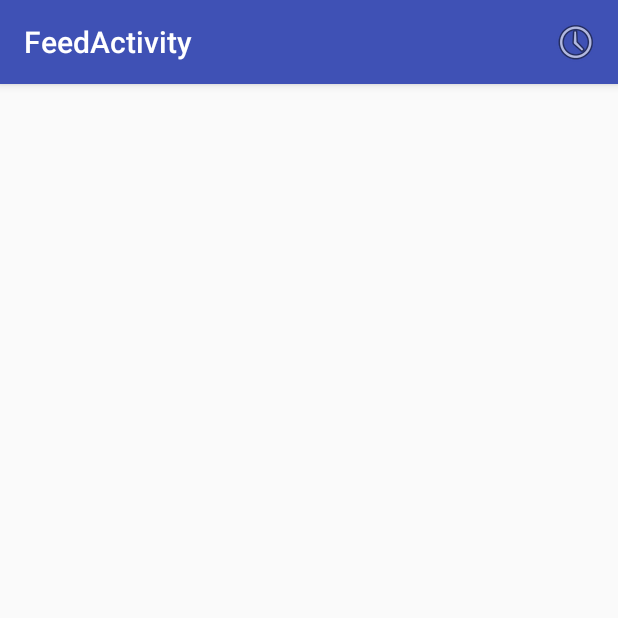
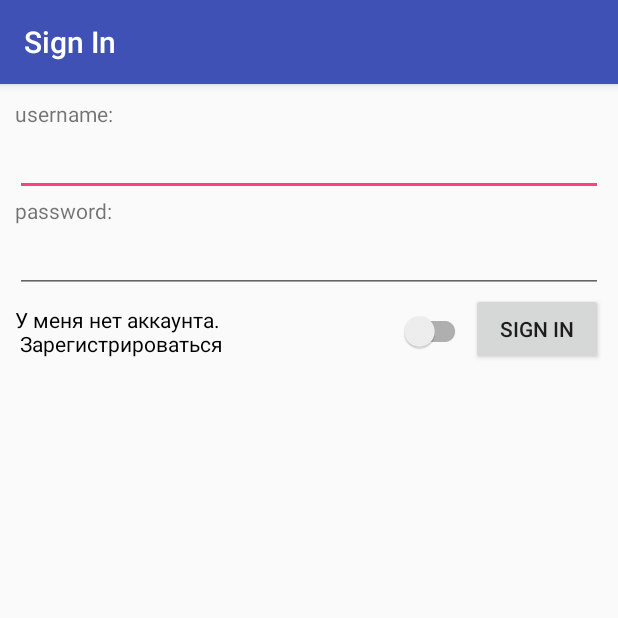
Before and after one commit to shaiytan/SSAPLurkReddit, an Android app: the screen it shows after launch (FeedActivity before the commit, LoginActivity after it), on a phone screen of 412 x 824 dp, the top half of it. Run offline under Robolectric (Android 15) with nearby library versions, the phone set to English and light mode, and no system bars.

Commit message:
login activity (everything prototype only)

```diff
--- a/app/src/main/AndroidManifest.xml
+++ b/app/src/main/AndroidManifest.xml
@@ -24,7 +24,9 @@
         <activity
             android:name=".view.CheckedPostsActivity"
             android:label="@string/title_activity_checked_posts"
-            android:theme="@style/AppTheme.NoActionBar"></activity>
+            android:parentActivityName=".view.FeedActivity"
+            android:theme="@style/AppTheme.NoActionBar" />
+        <activity android:name=".view.LoginActivity"></activity>
     </application>
 
 </manifest>
--- a/app/src/main/java/shaiytan/ssaplurkreddit/view/FeedActivity.java
+++ b/app/src/main/java/shaiytan/ssaplurkreddit/view/FeedActivity.java
@@ -24,6 +24,7 @@ import shaiytan.ssaplurkreddit.model.RedditPage;
 import shaiytan.ssaplurkreddit.model.RedditPost;
 
 public class FeedActivity extends AppCompatActivity {
+    public static final int LOGIN_REQUEST = 100;
     List<RedditPost> liked = new LinkedList<>();
     List<RedditPost> disliked = new LinkedList<>();
 
@@ -33,6 +34,31 @@ public class FeedActivity extends AppCompatActivity {
         setContentView(R.layout.activity_feed);
         Toolbar toolbar = findViewById(R.id.toolbar);
         setSupportActionBar(toolbar);
+        Intent intent = new Intent(this, LoginActivity.class);
+        startActivityForResult(intent, LOGIN_REQUEST);
+    }
+
+    @Override
+    public boolean onCreateOptionsMenu(Menu menu) {
+        getMenuInflater().inflate(R.menu.feed_menu, menu);
+        return true;
+    }
+
+    @Override
+    public boolean onOptionsItemSelected(MenuItem item) {
+        Intent intent = new Intent(this, CheckedPostsActivity.class);
+        intent.putExtra(CheckedPostsActivity.LIKED_POSTS, (LinkedList) liked);
+        intent.putExtra(CheckedPostsActivity.DISLIKED_POSTS, (LinkedList) disliked);
+        startActivity(intent);
+        return true;
+    }
+
+    @Override
+    protected void onActivityResult(int requestCode, int resultCode, Intent data) {
+        if (resultCode == RESULT_CANCELED) finish();
+        if (resultCode == RESULT_OK) {
+            String username = data.getStringExtra("username");
+            setTitle("Hi, " + username + "! It's AWW subreddit");
             RecyclerView feed = findViewById(R.id.feed_list);
             feed.setLayoutManager(new LinearLayoutManager(this));
             RedditAPI api = RedditAPI.getAPI();
@@ -45,7 +71,7 @@ public class FeedActivity extends AppCompatActivity {
                         for (RedditPost post : page.getChildren()) {
                             if (post.isImage()) posts.add(post);
                         }
-                    feed.setAdapter(new FeedAdapter(FeedActivity.this, posts, R.layout.item_feed));
+                        feed.setAdapter(new PostsAdapter(FeedActivity.this, posts, R.layout.item_feed));
                     }
                 }
 
@@ -63,7 +89,7 @@ public class FeedActivity extends AppCompatActivity {
 
                 @Override
                 public void onSwiped(RecyclerView.ViewHolder viewHolder, int direction) {
-                FeedAdapter adapter = (FeedAdapter) feed.getAdapter();
+                    PostsAdapter adapter = (PostsAdapter) feed.getAdapter();
                     RedditPost post = adapter.pullItem(viewHolder.getAdapterPosition());
                     List<RedditPost> list;
                     if (direction == ItemTouchHelper.RIGHT) {
@@ -81,23 +107,6 @@ public class FeedActivity extends AppCompatActivity {
                 }
             };
             new ItemTouchHelper(callback).attachToRecyclerView(feed);
-//        FloatingActionButton fab = findViewById(R.id.fab);
-//        fab.setOnClickListener(view -> Snackbar.make(view, "Replace with your own action", Snackbar.LENGTH_LONG)
-//                .setAction("Action", null).show());
-    }
-
-    @Override
-    public boolean onCreateOptionsMenu(Menu menu) {
-        getMenuInflater().inflate(R.menu.feed_menu, menu);
-        return true;
-    }
-
-    @Override
-    public boolean onOptionsItemSelected(MenuItem item) {
-        Intent intent = new Intent(this, CheckedPostsActivity.class);
-        intent.putExtra(CheckedPostsActivity.LIKED_POSTS, (LinkedList) liked);
-        intent.putExtra(CheckedPostsActivity.DISLIKED_POSTS, (LinkedList) disliked);
-        startActivity(intent);
-        return true;
         }
     }
+}
--- /dev/null
+++ b/app/src/main/java/shaiytan/ssaplurkreddit/view/LoginActivity.java
@@ -0,0 +1,88 @@
+package shaiytan.ssaplurkreddit.view;
+
+import android.content.Intent;
+import android.os.Bundle;
+import android.support.v7.app.AppCompatActivity;
+import android.support.v7.widget.SwitchCompat;
+import android.view.View;
+import android.widget.Button;
+import android.widget.EditText;
+import android.widget.Toast;
+
+import java.util.HashMap;
+import java.util.Map;
+
+import shaiytan.ssaplurkreddit.R;
+
+public class LoginActivity extends AppCompatActivity {
+    public static final String REGISTER = "Register";
+    public static final String SIGN_IN = "Sign In";
+    private final Map<String, String> users = new HashMap<>();
+    private EditText usernameView;
+    private EditText passwordView;
+    private SwitchCompat registerSwitch;
+    private String action;
+    private Button submit;
+    private String username;
+    private String password;
+
+    {
+        users.put("vasya", "1234");
+        users.put("petya", "qwerty");
+        users.put("slavka", "jsforever");
+    }
+
+    @Override
+    protected void onCreate(Bundle savedInstanceState) {
+        super.onCreate(savedInstanceState);
+        setContentView(R.layout.activity_login);
+
+        submit = findViewById(R.id.btn_sign_in);
+        usernameView = findViewById(R.id.et_username);
+        passwordView = findViewById(R.id.et_password);
+        registerSwitch = findViewById(R.id.register_switch);
+        registerSwitch.setOnCheckedChangeListener((buttonView, isChecked) -> checkMode());
+        checkMode();
+    }
+
+    private void checkMode() {
+        action = registerSwitch.isChecked() ? REGISTER : SIGN_IN;
+        setTitle(action);
+        submit.setText(action);
+        usernameView.setText("");
+        passwordView.setText("");
+    }
+
+    public void onSubmit(View view) {
+        username = usernameView.getText().toString();
+        password = passwordView.getText().toString();
+        switch (action) {
+            case REGISTER:
+                if (users.containsKey(username))
+                    Toast.makeText(this, "Choose another username", Toast.LENGTH_SHORT).show();
+                else {
+                    users.put(username, password);
+                    finishSuccess();
+                }
+                break;
+            case SIGN_IN:
+                String pass = users.get(username);
+                if (pass != null && password.equals(pass)) finishSuccess();
+                else Toast.makeText(this, "Wrong username or password", Toast.LENGTH_SHORT).show();
+                break;
+        }
+    }
+
+    private void finishSuccess() {
+        Intent intent = new Intent();
+        intent.putExtra("username", username);
+        setResult(RESULT_OK, intent);
+        finish();
+    }
+
+    @Override
+    public void onBackPressed() {
+        setResult(RESULT_CANCELED);
+        finish();
+    }
+}
--- a/app/src/main/java/shaiytan/ssaplurkreddit/view/FeedAdapter.java
+++ b/app/src/main/java/shaiytan/ssaplurkreddit/view/PostsAdapter.java
@@ -16,12 +16,12 @@ import java.util.List;
 import shaiytan.ssaplurkreddit.R;
 import shaiytan.ssaplurkreddit.model.RedditPost;
 
-public class FeedAdapter extends RecyclerView.Adapter<FeedAdapter.ViewHolder> {
+public class PostsAdapter extends RecyclerView.Adapter<PostsAdapter.ViewHolder> {
     private Context context;
     private List<RedditPost> data;
     private int layout;
 
-    public FeedAdapter(Context context, List<RedditPost> data, int layout) {
+    public PostsAdapter(Context context, List<RedditPost> data, int layout) {
         this.context = context;
         this.data = data;
         this.layout = layout;
--- /dev/null
+++ b/app/src/main/res/layout/activity_login.xml
@@ -0,0 +1,66 @@
+<?xml version="1.0" encoding="utf-8"?>
+<android.support.constraint.ConstraintLayout xmlns:android="http://schemas.android.com/apk/res/android"
+    xmlns:app="http://schemas.android.com/apk/res-auto"
+    xmlns:tools="http://schemas.android.com/tools"
+    android:layout_width="match_parent"
+    android:layout_height="match_parent"
+    android:padding="10dp"
+    tools:context=".view.LoginActivity">
+
+    <TextView
+        android:id="@+id/tv_username"
+        android:layout_width="wrap_content"
+        android:layout_height="wrap_content"
+        android:labelFor="@+id/et_username"
+        android:text="username:"
+        app:layout_constraintStart_toStartOf="parent"
+        app:layout_constraintTop_toTopOf="parent" />
+
+    <EditText
+        android:id="@+id/et_username"
+        android:layout_width="match_parent"
+        android:layout_height="wrap_content"
+        android:layout_below="@+id/tv_username"
+        android:layout_marginBottom="10dp"
+        android:inputType="text"
+        app:layout_constraintTop_toBottomOf="@+id/tv_username" />
+
+    <TextView
+        android:id="@+id/tv_password"
+        android:layout_width="wrap_content"
+        android:layout_height="wrap_content"
+        android:labelFor="@+id/et_password"
+        android:text="password:"
+        app:layout_constraintStart_toStartOf="parent"
+        app:layout_constraintTop_toBottomOf="@+id/et_username" />
+
+    <EditText
+        android:id="@+id/et_password"
+        android:layout_width="match_parent"
+        android:layout_height="wrap_content"
+        android:layout_marginBottom="10dp"
+        android:inputType="textPassword"
+        app:layout_constraintTop_toBottomOf="@+id/tv_password" />
+
+    <Button
+        android:id="@+id/btn_sign_in"
+        android:layout_width="wrap_content"
+        android:layout_height="wrap_content"
+        android:onClick="onSubmit"
+        android:text="Sign In"
+        app:layout_constraintEnd_toEndOf="parent"
+        app:layout_constraintStart_toEndOf="@+id/register_switch"
+        app:layout_constraintTop_toBottomOf="@+id/et_password" />
+
+    <android.support.v7.widget.SwitchCompat
+        android:id="@+id/register_switch"
+        android:layout_width="0dp"
+        android:layout_height="wrap_content"
+        android:layout_marginTop="8dp"
+        android:checked="false"
+        android:text="У меня нет аккаунта.\n Зарегистрироваться"
+        app:layout_constraintEnd_toStartOf="@+id/btn_sign_in"
+        app:layout_constraintStart_toStartOf="parent"
+        app:layout_constraintTop_toBottomOf="@+id/et_password" />
+
+</android.support.constraint.ConstraintLayout>
```
Also changed, not shown: app/src/main/java/shaiytan/ssaplurkreddit/view/CheckedPostsActivity.java (+7 -1 lines), app/src/main/res/drawable/disliked.png (added), app/src/main/res/drawable/liked.png (added), app/src/main/res/drawable/no_internet.png (added), 2 other files. Lines whose indentation alone changed are shown as unchanged.
